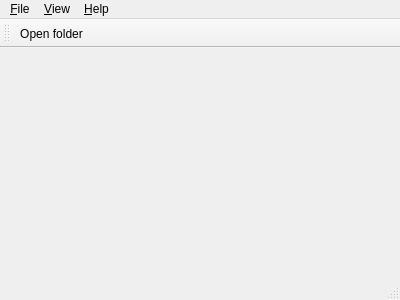
Old version of the form proj/src/MainWindow.ui in the repository germix/minecraft-explorer.
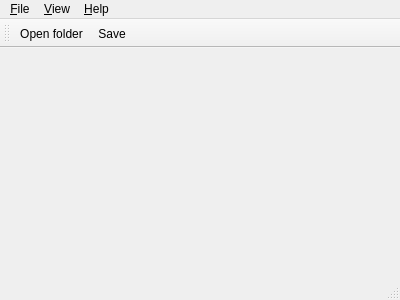
New version of the form. Icons and pictures are not drawn.

Patch:
```diff
--- a/proj/src/MainWindow.ui
+++ b/proj/src/MainWindow.ui
@@ -57,6 +57,7 @@
     <bool>false</bool>
    </attribute>
    <addaction name="actionFileOpenFolder"/>
+   <addaction name="actionFileSave"/>
   </widget>
   <widget class="QStatusBar" name="statusBar"/>
   <action name="actionHelpAbout">
@@ -86,6 +87,15 @@
     <string>&amp;Open folder</string>
    </property>
   </action>
+  <action name="actionFileSave">
+   <property name="icon">
+    <iconset resource="../res/resource.qrc">
+     <normaloff>:/images/file-save.png</normaloff>:/images/file-save.png</iconset>
+   </property>
+   <property name="text">
+    <string>&amp;Save</string>
+   </property>
+  </action>
  </widget>
  <layoutdefault spacing="6" margin="11"/>
  <resources>
```
Left out of the diff: 17 changed lines with no effect on the pictures.
